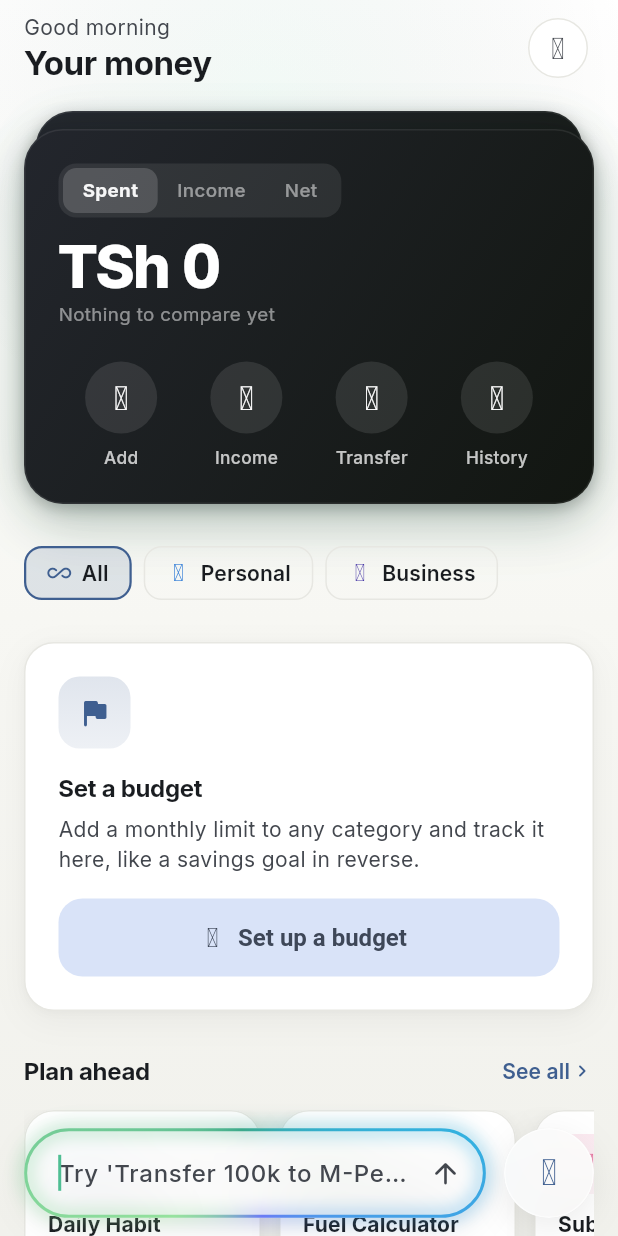
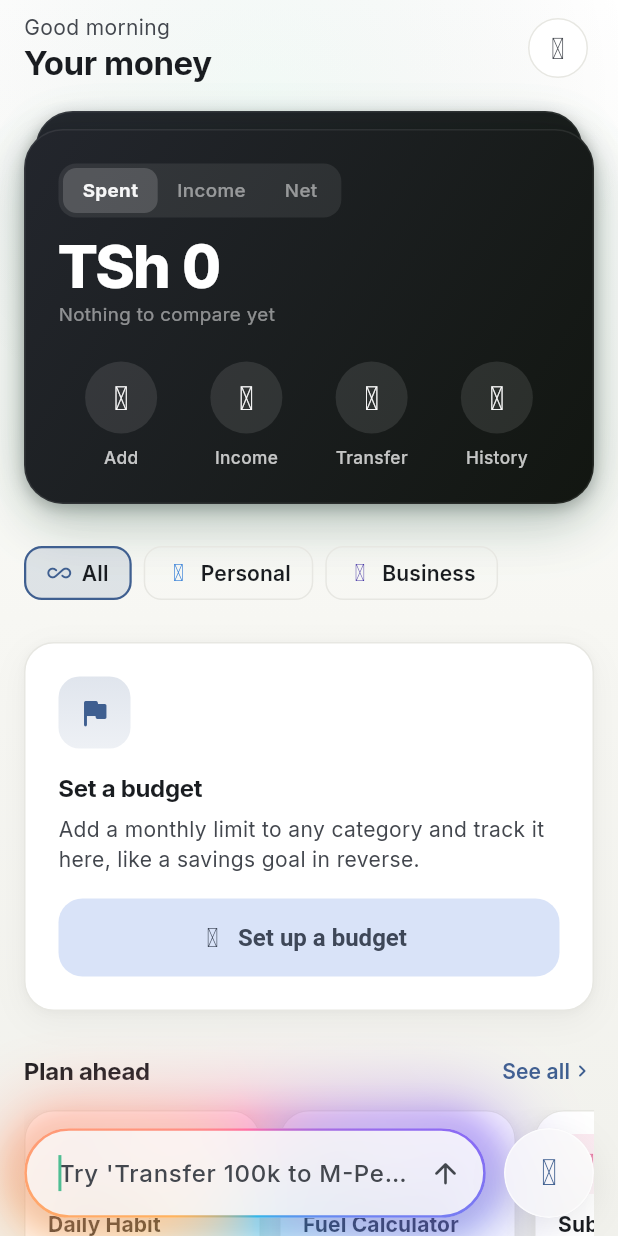
Before and after one commit to RashidJK/Budget-App, a Flutter app: the screen it shows after launch, item 5 of the bottom bar chosen, on a phone screen of 412 x 824 dp. Run offline on Flutter 3.47's test engine with Material 3 defaults, Android fonts, the phone set to English and light mode, and no system bars; our stand-ins replace fl_chart, image_picker, shared_preferences; missing offline and left inert: google_mlkit_text_recognition, home_widget.

Commit message:
Bloom the prompt glow and unfurl it from the +
Widen the Siri stroke into a real outer bloom — a warm-to-cool spectrum
(amber, pink, violet, cyan) painted behind the pill so the glass covers its
inner half and only the outer halo shows, with a crisp bright edge in front.

Give the capture entrance a transition: the prompt scales up from the right
(where the + sits) and slides in over 360ms, so it unfurls out of the button
and the glow blooms in rather than popping.

Co-Authored-By: Claude Opus 4.8 <noreply@anthropic.com>

```diff
--- a/lib/widgets/morph_nav_bar.dart
+++ b/lib/widgets/morph_nav_bar.dart
@@ -165,14 +165,23 @@ class _MorphNavBarState extends State<MorphNavBar>
       child: Padding(
         padding: EdgeInsets.fromLTRB(16, 0, 16, 12 + insets),
         child: AnimatedSwitcher(
-          duration: const Duration(milliseconds: 300),
+          duration: const Duration(milliseconds: 360),
           switchInCurve: Curves.easeOutCubic,
           switchOutCurve: Curves.easeInCubic,
+          // Grow from the right — where the "+" sits — so the prompt unfurls out
+          // of the button rather than cross-fading in place.
           transitionBuilder: (child, anim) => FadeTransition(
             opacity: anim,
+            child: SlideTransition(
+              position: Tween(
+                begin: const Offset(0.06, 0),
+                end: Offset.zero,
+              ).animate(anim),
               child: ScaleTransition(
-              scale: Tween(begin: 0.96, end: 1.0).animate(anim),
+                alignment: Alignment.centerRight,
+                scale: Tween(begin: 0.86, end: 1.0).animate(anim),
                 child: child,
+              ),
             ),
           ),
           child: row,
@@ -551,7 +560,10 @@ class _SiriStroke extends StatelessWidget {
     return AnimatedBuilder(
       animation: t,
       builder: (context, inner) => CustomPaint(
-        foregroundPainter: _StrokePainter(t.value),
+        // Bloom behind the pill (the glass covers its inner half, leaving the
+        // outer halo); crisp bright edge in front, on the border.
+        painter: _StrokePainter(t.value, foreground: false),
+        foregroundPainter: _StrokePainter(t.value, foreground: true),
         child: inner,
       ),
       child: child,
@@ -560,18 +572,19 @@ class _SiriStroke extends StatelessWidget {
 }
 
 class _StrokePainter extends CustomPainter {
-  _StrokePainter(this.t);
+  _StrokePainter(this.t, {required this.foreground});
 
   final double t;
+  final bool foreground;
 
-  // Brand green flowing through teal, cyan and indigo and back — Siri-ish, but
-  // anchored to the app's green.
+  // A warm-to-cool AI spectrum — amber, pink, violet, cyan — that sweeps round
+  // the edge so one side glows warm and the other cool, like the reference.
   static const _colors = [
-    Color(0xFF97E29E),
-    Color(0xFF3CA98B),
-    Color(0xFF33B1E0),
-    Color(0xFF6C7BF5),
-    Color(0xFF97E29E),
+    Color(0xFFFFB35E),
+    Color(0xFFFF6FA5),
+    Color(0xFF8A6BF5),
+    Color(0xFF35B6E8),
+    Color(0xFFFFB35E),
   ];
 
   @override
@@ -580,31 +593,41 @@ class _StrokePainter extends CustomPainter {
     final radius = Radius.circular(size.height / 2);
     final shader = SweepGradient(
       colors: _colors,
-      stops: const [0.0, 0.28, 0.55, 0.8, 1.0],
+      stops: const [0.0, 0.3, 0.55, 0.82, 1.0],
       transform: GradientRotation(t * 2 * math.pi),
-    ).createShader(rect);
+    ).createShader(rect.inflate(6));
 
-    // Soft outer glow.
+    if (foreground) {
+      // Crisp bright edge on the pill's border.
       canvas.drawRRect(
-      RRect.fromRectAndRadius(rect.deflate(1.4), radius),
+        RRect.fromRectAndRadius(rect.deflate(1), radius),
         Paint()
           ..style = PaintingStyle.stroke
-        ..strokeWidth = 3.2
-        ..shader = shader
-        ..maskFilter = const MaskFilter.blur(BlurStyle.normal, 6),
+          ..strokeWidth = 1.8
+          ..shader = shader,
       );
-    // Crisp stroke on the edge.
+      return;
+    }
+
+    void glow(double width, double blur, double inflate) {
       canvas.drawRRect(
-      RRect.fromRectAndRadius(rect.deflate(1.1), radius),
+        RRect.fromRectAndRadius(rect.inflate(inflate), radius),
         Paint()
           ..style = PaintingStyle.stroke
-        ..strokeWidth = 2
-        ..shader = shader,
+          ..strokeWidth = width
+          ..shader = shader
+          ..maskFilter = MaskFilter.blur(BlurStyle.normal, blur),
       );
     }
 
+    // Broad outer bloom, then a tighter halo — both behind the pill.
+    glow(16, 24, 5);
+    glow(8, 11, 2);
+  }
+
   @override
-  bool shouldRepaint(_StrokePainter old) => old.t != t;
+  bool shouldRepaint(_StrokePainter old) =>
+      old.t != t || old.foreground != foreground;
 }
 
 /// A frosted-glass circle matching the island shell.
```
Lines whose indentation alone changed are shown as unchanged.
